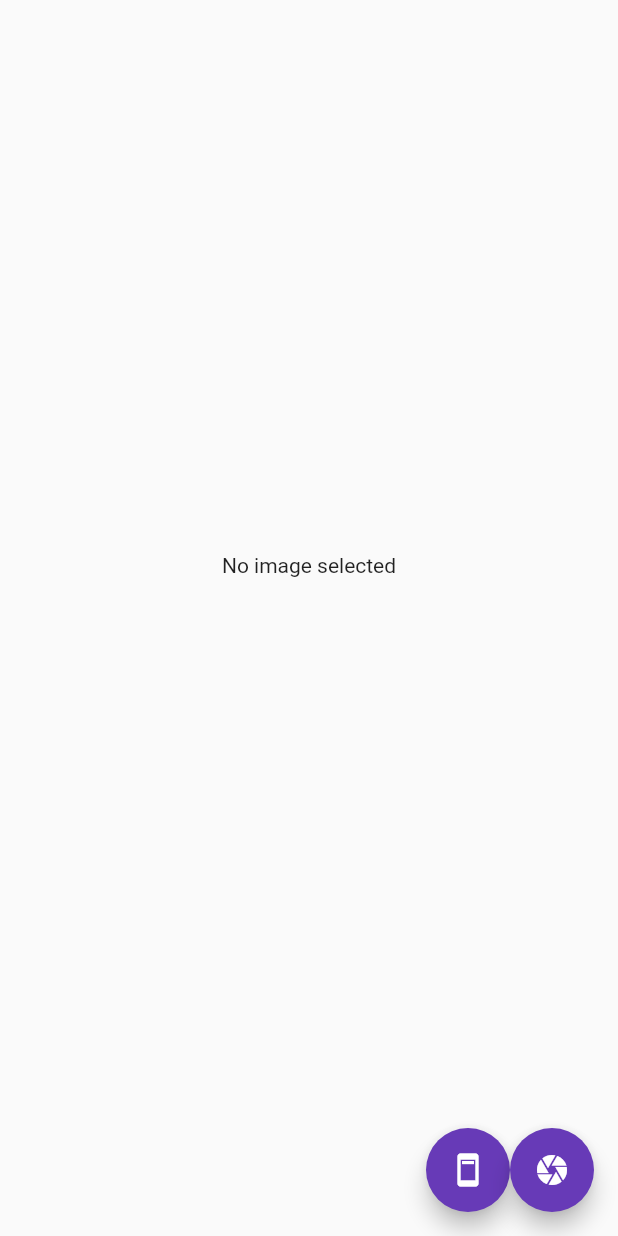
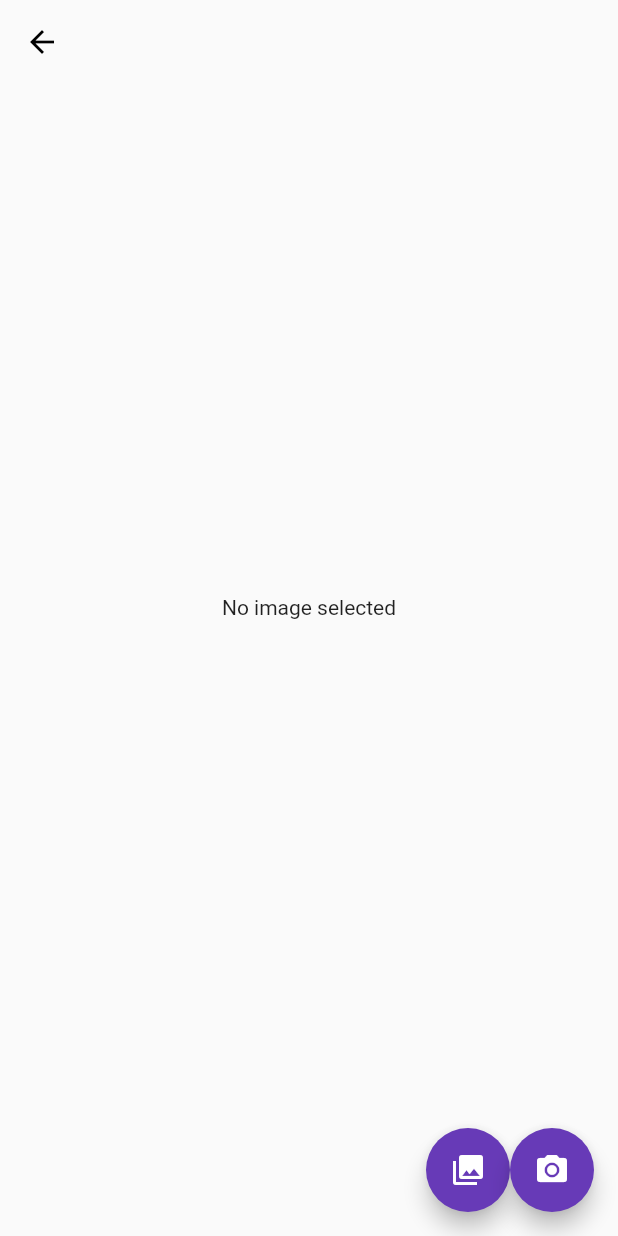
Before and after one commit to opnsnap/flutter-client, a Flutter app: the CameraScreen screen opened by its route, on a phone screen of 412 x 824 dp. Run offline on Flutter 3.47's test engine with Material 2 defaults, Android fonts, the phone set to English and light mode, and no system bars; our stand-ins replace image_picker; missing offline and left inert: image_editor_dove.

Commit message:
style: show receiver when making a picture

```diff
--- a/lib/about.dart
+++ b/lib/about.dart
@@ -13,6 +13,6 @@ class AboutScreen extends StatefulWidget {
 class _AboutScreenState extends State<AboutScreen> {
   @override
   Widget build(BuildContext context) {
-    return const Text("Friend Screen");
+    return const Text("About Screen");
   }
 }
--- a/lib/camera.dart
+++ b/lib/camera.dart
@@ -6,7 +6,9 @@ import 'package:image_editor_dove/widget/editor_panel_controller.dart';
 import 'package:image_picker/image_picker.dart';
 
 class CameraScreen extends StatefulWidget {
-  const CameraScreen({Key? key}) : super(key: key);
+  final Widget? to;
+
+  const CameraScreen({super.key, this.to});
 
   @override
   _CameraScreenState createState() => _CameraScreenState();
@@ -58,6 +60,25 @@ class _CameraScreenState extends State<CameraScreen> {
   @override
   Widget build(BuildContext context) {
     return Scaffold(
+      appBar: AppBar(
+        title: widget.to == null
+            ? const Text('')
+            : Row(
+                children: [
+                  const Text('To '),
+                  widget.to!,
+                ],
+              ),
+        backgroundColor: Colors.transparent,
+        elevation: 0,
+        titleTextStyle: const TextStyle(
+          color: Colors.black,
+          fontSize: 20,
+        ),
+        iconTheme: const IconThemeData(
+          color: Colors.black,
+        ),
+      ),
       body: Container(
           alignment: Alignment.center,
           padding: const EdgeInsets.only(top: 10, bottom: 80),
@@ -72,13 +93,13 @@ class _CameraScreenState extends State<CameraScreen> {
               children: [
                 FloatingActionButton(
                     heroTag: "gallery_button",
-                    child: const Icon(Icons.ad_units), // Or add_a_photo
+                    child: const Icon(Icons.photo_library), // Or add_a_photo
                     onPressed: () {
                       _getFromGallery();
                     }),
                 FloatingActionButton(
                     heroTag: "camera_button",
-                    child: const Icon(Icons.camera),
+                    child: const Icon(Icons.camera_alt),
                     onPressed: () {
                       _getFromCamera();
                     })
--- a/lib/friends.dart
+++ b/lib/friends.dart
@@ -33,7 +33,7 @@ class _FriendScreenState extends State<FriendScreen> {
             Navigator.push(
               context,
               MaterialPageRoute(
-                builder: (context) => CameraScreen(),
+                builder: (context) => CameraScreen(to: item.buildTitle(context)),
               ),
             );
           },
--- a/lib/main.dart
+++ b/lib/main.dart
@@ -24,7 +24,7 @@ class _AppState extends State<App> {
       routes: {
         '/camera': (context) => const CameraScreen(),
         '/about': (context) => const AboutScreen(),
-        '/friends': (context) => FriendScreen(items: []),
+        '/friends': (context) => FriendScreen(items: []),    // TODO: get friends correctly
       },
       theme: ThemeData(
         primarySwatch: Colors.deepPurple,
```
